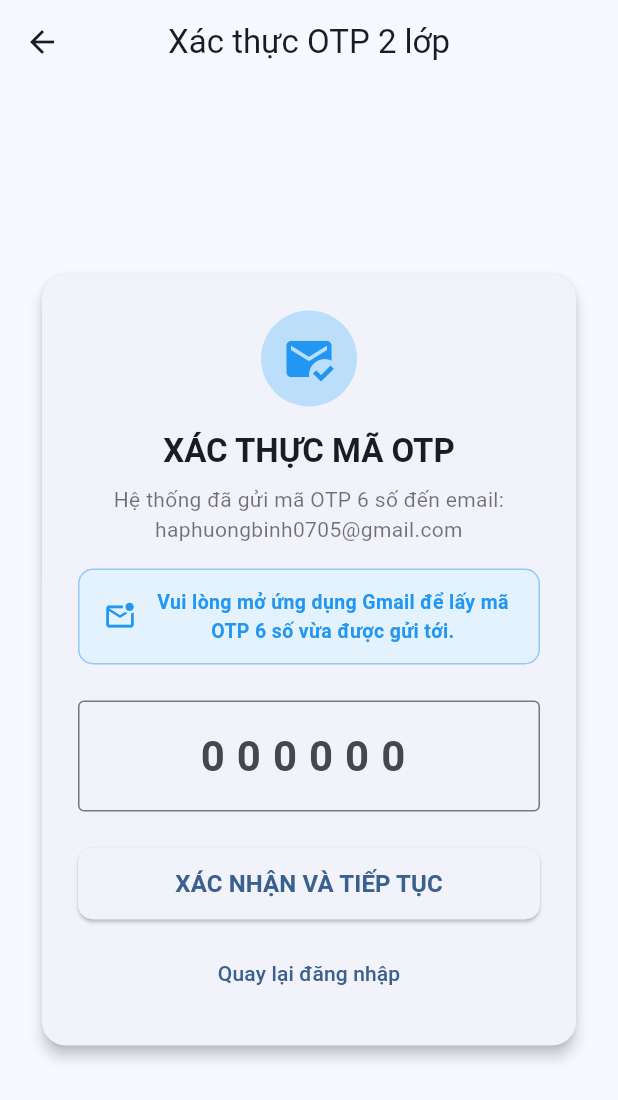
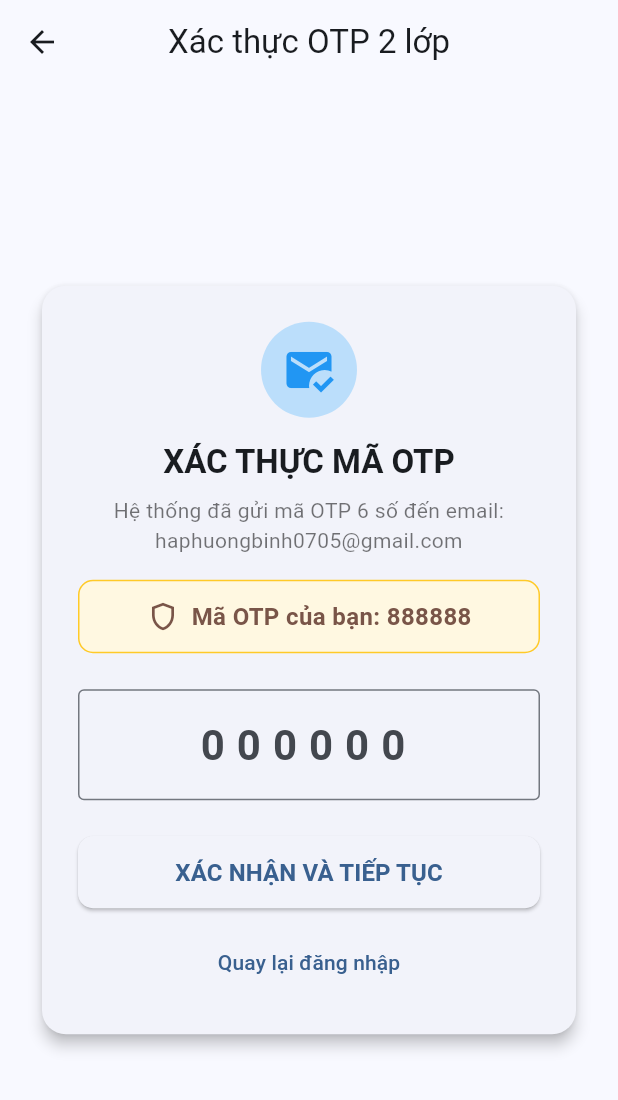
Before and after one commit to haphuongbinh0705-boop/webAPI_HaPhuongBinh, a Flutter app: the screen it shows after launch, after a tap on "ĐĂNG NHẬP & NHẬN OTP", on a phone screen of 412 x 824 dp. Shown: the top 1100 px of the screen. Run offline on Flutter 3.47's test engine with Material 3 defaults, Android fonts, the phone set to English and light mode, and no system bars; our stand-ins replace qr_flutter; accounts and stored records are empty; network calls fail.

Commit message:
Cap nhat OTP truc tiep tren man hinh demo nhanh gon khong phu thuoc Gmail

```diff
--- a/ha_phuong_binh_cham_cong/lib/screens/auth/otp_verification_screen.dart
+++ b/ha_phuong_binh_cham_cong/lib/screens/auth/otp_verification_screen.dart
@@ -124,25 +124,22 @@ class _OtpVerificationScreenState extends State<OtpVerificationScreen> {
                     ),
                     const SizedBox(height: 16),
 
-                    // Thông báo hướng dẫn mở hòm thư Gmail
+                    // Hiển thị mã OTP trực tiếp trên màn hình (Demo nhanh, quay video siêu mượt không cần chờ Gmail)
                     Container(
                       padding: const EdgeInsets.symmetric(horizontal: 16, vertical: 12),
                       decoration: BoxDecoration(
-                        color: Colors.blue.shade50,
+                        color: Colors.amber.shade50,
                         borderRadius: BorderRadius.circular(10),
-                        border: Border.all(color: Colors.blue.shade200),
+                        border: Border.all(color: Colors.amber.shade400),
                       ),
-                      child: const Row(
+                      child: Row(
                         mainAxisAlignment: MainAxisAlignment.center,
                         children: [
-                          Icon(Icons.mark_email_unread_outlined, color: Colors.blue, size: 22),
-                          SizedBox(width: 10),
-                          Expanded(
-                            child: Text(
-                              'Vui lòng mở ứng dụng Gmail để lấy mã OTP 6 số vừa được gửi tới.',
-                              style: TextStyle(fontWeight: FontWeight.w600, color: Colors.blue, fontSize: 13),
-                              textAlign: TextAlign.center,
-                            ),
+                          const Icon(Icons.shield_outlined, color: Colors.brown, size: 22),
+                          const SizedBox(width: 8),
+                          Text(
+                            'Mã OTP của bạn: ${widget.presetOtp}',
+                            style: const TextStyle(fontWeight: FontWeight.bold, fontSize: 16, color: Colors.brown),
                           ),
                         ],
                       ),
```
Also changed, not shown: 1 other file.
